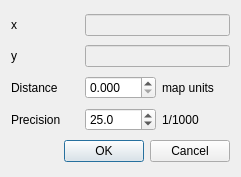
Old version of the form ui_place_distance.ui in the repository 3nids/intersectit.
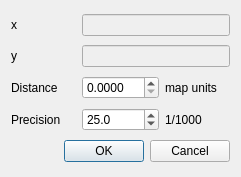
New version of the form.

Commit message: UI: added one digit for distances

```diff
--- a/ui_place_distance.ui
+++ b/ui_place_distance.ui
@@ -24,7 +24,7 @@
    <item row="2" column="2">
     <widget class="QDoubleSpinBox" name="distance">
      <property name="decimals">
-      <number>3</number>
+      <number>4</number>
      </property>
      <property name="maximum">
       <double>999.990000000000009</double>
```
The commit also changes 1 other file.
